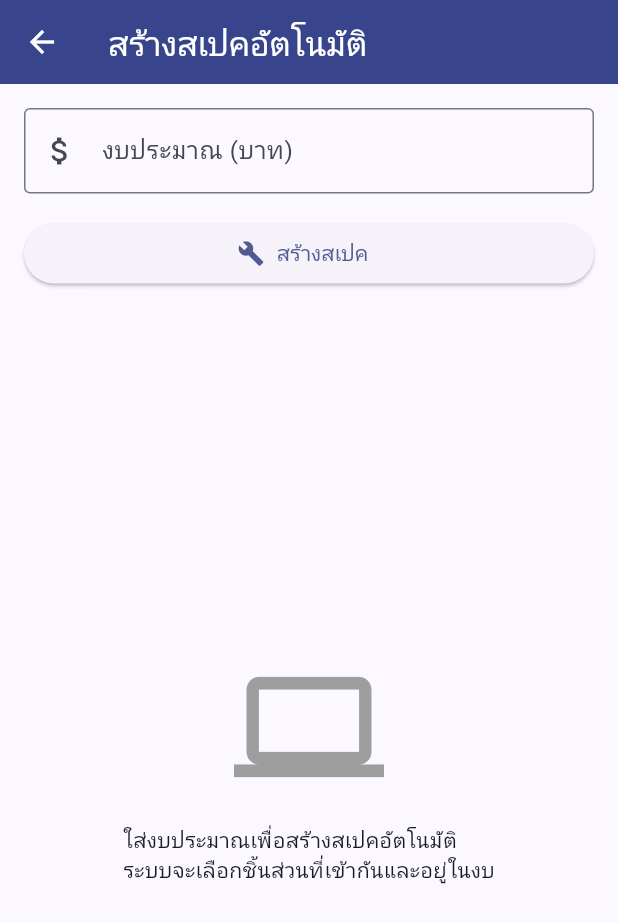
After one commit to SupawitKaennak/TermProjectFlutterDart-BuildSpecComputerInYourDream, a Flutter app: the screen it shows after launch, after a tap on "สร้างสเปคอัตโนมัติ", on a phone screen of 412 x 824 dp. The commit adds this screen. Shown: the top 923 px of the screen. Run offline on Flutter 3.47's test engine with Material 3 defaults, Android fonts, the phone set to English and light mode, and no system bars; our stand-ins replace hive, hive_flutter; accounts and stored records are empty; network calls fail.

Commit message:
add function auto building pc with cost

```diff
--- /dev/null
+++ b/lib/screens/auto_build_screen.dart
@@ -0,0 +1,152 @@
+import 'package:flutter/material.dart';
+import 'package:provider/provider.dart';
+import '../providers/build_provider.dart';
+import '../models/models.dart';
+import 'wheel_screen.dart';
+
+class AutoBuildScreen extends StatefulWidget {
+  const AutoBuildScreen({super.key});
+
+  @override
+  State<AutoBuildScreen> createState() => _AutoBuildScreenState();
+}
+
+class _AutoBuildScreenState extends State<AutoBuildScreen> {
+  final TextEditingController _budgetController = TextEditingController();
+  PcBuild? _generatedBuild;
+  bool _isGenerating = false;
+
+  @override
+  void dispose() {
+    _budgetController.dispose();
+    super.dispose();
+  }
+
+  Future<void> _generateBuild() async {
+    final budgetText = _budgetController.text.trim();
+    if (budgetText.isEmpty) {
+      ScaffoldMessenger.of(context).showSnackBar(const SnackBar(content: Text('กรุณาใส่จำนวนงบประมาณ')));
+      return;
+    }
+
+    final budget = double.tryParse(budgetText);
+    if (budget == null || budget < 10000) {
+      ScaffoldMessenger.of(context).showSnackBar(const SnackBar(content: Text('งบประมาณต้องมากกว่า 10,000 บาท')));
+      return;
+    }
+
+    setState(() {
+      _isGenerating = true;
+      _generatedBuild = null;
+    });
+
+    final provider = context.read<BuildProvider>();
+    final build = await provider.generateAutoBuild(budget);
+    setState(() {
+      _generatedBuild = build;
+      _isGenerating = false;
+    });
+
+    if (build == null) {
+      if (mounted) {
+        ScaffoldMessenger.of(context).showSnackBar(const SnackBar(content: Text('ไม่สามารถสร้างสเปคได้ กรุณาลองงบประมาณอื่น')));
+      }
+    }
+  }
+
+  void _saveBuild() {
+    if (_generatedBuild == null) return;
+
+    final provider = context.read<BuildProvider>();
+    provider.loadAutoBuild(_generatedBuild!);
+    provider.title = _generatedBuild!.title;
+
+    if (mounted) {
+      ScaffoldMessenger.of(context).showSnackBar(const SnackBar(content: Text('บันทึกสเปคอัตโนมัติแล้ว')));
+      Navigator.pushReplacement(
+        context,
+        MaterialPageRoute(builder: (_) => const WheelScreen()),
+      );
+    }
+  }
+
+  @override
+  Widget build(BuildContext context) {
+    return Scaffold(
+      appBar: AppBar(title: const Text('สร้างสเปคอัตโนมัติ')),
+      body: Padding(
+        padding: const EdgeInsets.all(16.0),
+        child: Column(
+          crossAxisAlignment: CrossAxisAlignment.stretch,
+          children: [
+            TextField(
+              controller: _budgetController,
+              keyboardType: TextInputType.number,
+              decoration: const InputDecoration(
+                labelText: 'งบประมาณ (บาท)',
+                hintText: 'เช่น 30000',
+                prefixIcon: Icon(Icons.attach_money),
+                border: OutlineInputBorder(),
+              ),
+            ),
+            const SizedBox(height: 16),
+            ElevatedButton.icon(
+              onPressed: _isGenerating ? null : _generateBuild,
+              icon: _isGenerating ? const SizedBox(
+                width: 20,
+                height: 20,
+                child: CircularProgressIndicator(strokeWidth: 2),
+              ) : const Icon(Icons.build),
+              label: Text(_isGenerating ? 'กำลังสร้าง...' : 'สร้างสเปค'),
+            ),
+            const SizedBox(height: 24),
+            if (_generatedBuild != null) ...[
+              Text(
+                'สเปคที่สร้าง: ${_generatedBuild!.title}',
+                style: Theme.of(context).textTheme.titleLarge,
+              ),
+              const SizedBox(height: 16),
+              Expanded(
+                child: ListView.builder(
+                  itemCount: _generatedBuild!.parts.length,
+                  itemBuilder: (context, index) {
+                    final part = _generatedBuild!.parts[index];
+                    return Card(
+                      child: ListTile(
+                        leading: part.imageUrl != null
+                            ? Image.network(part.imageUrl!, width: 50, height: 50, fit: BoxFit.cover)
+                            : const Icon(Icons.category, size: 50),
+                        title: Text(part.name),
+                        subtitle: Text('${part.description ?? ''}\n${part.category.name.toUpperCase()}'),
+                        trailing: Text('${part.price.toStringAsFixed(0)} บาท'),
+                      ),
+                    );
+                  },
+                ),
+              ),
+              const SizedBox(height: 16),
+              ElevatedButton.icon(
+                onPressed: _saveBuild,
+                icon: const Icon(Icons.save),
+                label: const Text('บันทึกและดูสเปค'),
+              ),
+            ] else if (!_isGenerating) ...[
+              const Expanded(
+                child: Center(
+                  child: Column(
+                    mainAxisAlignment: MainAxisAlignment.center,
+                    children: [
+                      Icon(Icons.computer, size: 100, color: Colors.grey),
+                      SizedBox(height: 16),
+                      Text('ใส่งบประมาณเพื่อสร้างสเปคอัตโนมัติ\nระบบจะเลือกชิ้นส่วนที่เข้ากันและอยู่ในงบ'),
+                    ],
+                  ),
+                ),
+              ),
+            ],
+          ],
+        ),
+      ),
+    );
+  }
+}
--- a/lib/screens/screens.dart
+++ b/lib/screens/screens.dart
@@ -6,6 +6,7 @@ import '../models/models.dart';
 import '../models/category_images.dart';
 import 'wheel_screen.dart';
 import 'product_detail_screen.dart';
+import 'auto_build_screen.dart';
 // import retained in other files
 import '../data/parts_repository.dart';
 
@@ -38,7 +39,10 @@ class CategoriesScreen extends StatelessWidget {
       ),
       bottomNavigationBar: Padding(
         padding: const EdgeInsets.all(12),
-        child: Row(
+        child: Column(
+          mainAxisSize: MainAxisSize.min,
+          children: [
+            Row(
               children: [
                 Expanded(
                   child: OutlinedButton.icon(
@@ -59,6 +63,24 @@ class CategoriesScreen extends StatelessWidget {
                     ),
                     icon: const Icon(Icons.pie_chart),
                     label: const Text('สร้างชุดสเปค'),
+                  ),
+                ),
+              ],
+            ),
+            const SizedBox(height: 8),
+            SizedBox(
+              width: double.infinity,
+              child: ElevatedButton.icon(
+                onPressed: () => Navigator.push(
+                  context,
+                  MaterialPageRoute(builder: (_) => const AutoBuildScreen()),
+                ),
+                icon: const Icon(Icons.auto_awesome),
+                label: const Text('สร้างสเปคอัตโนมัติ'),
+                style: ElevatedButton.styleFrom(
+                  backgroundColor: Colors.blueAccent,
+                  foregroundColor: Colors.white,
+                ),
               ),
             ),
           ],
```
Also changed, not shown: lib/data/parts_repository.dart (+71 -0 lines), lib/models/models.dart (+125 -3 lines), lib/providers/build_provider.dart (+11 -0 lines), lib/screens/wheel_screen.dart (+13 -0 lines), lib/services/auto_build_service.dart (added, +92 -0 lines), 1 other file. Lines whose indentation alone changed are shown as unchanged.
